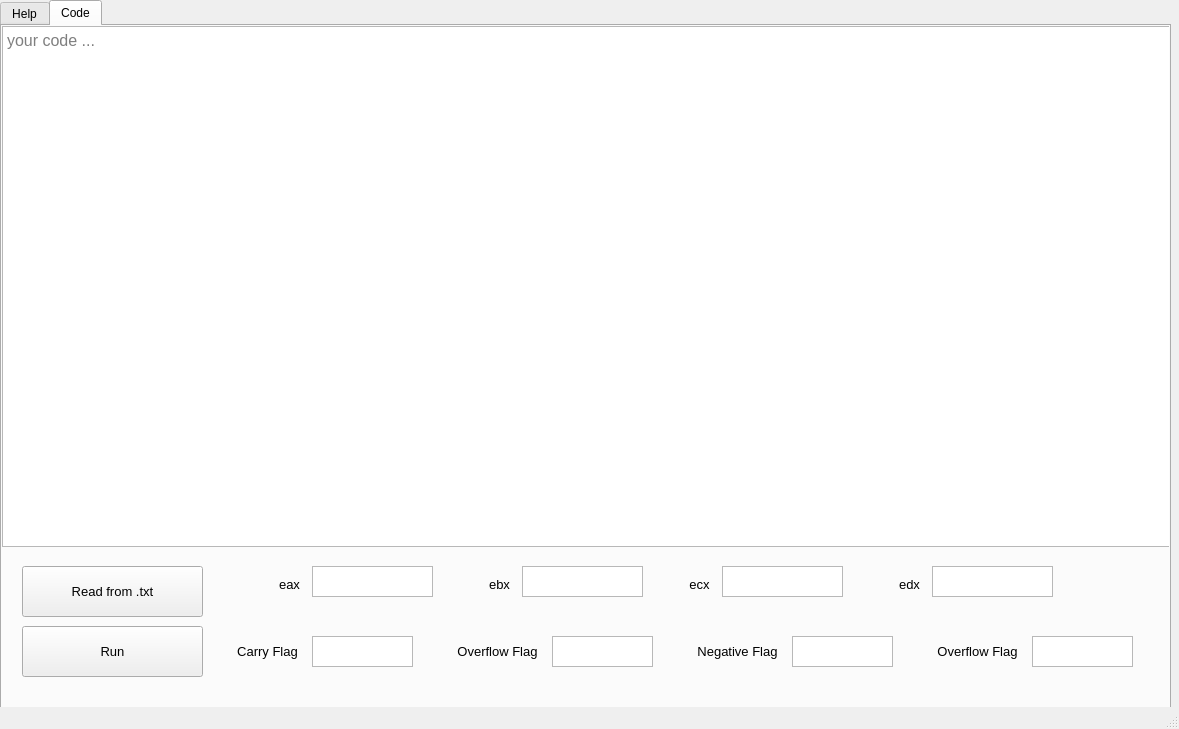
Qt form gui/graphic.ui (MohsenRazavi/psudo-assembler) before a commit.
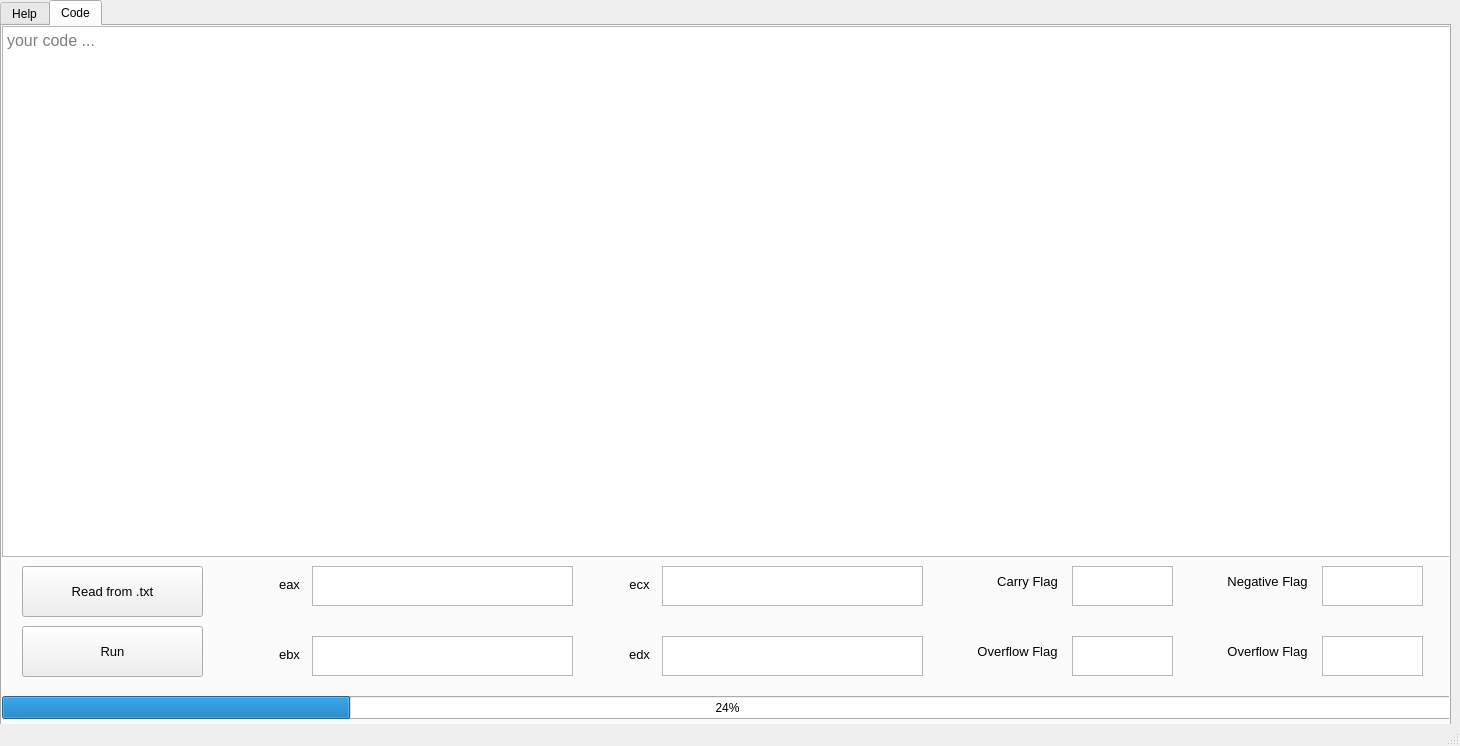
The same form after that commit.

```diff
--- a/gui/graphic.ui
+++ b/gui/graphic.ui
@@ -6,8 +6,8 @@
    <rect>
     <x>0</x>
     <y>0</y>
-    <width>1179</width>
-    <height>729</height>
+    <width>1460</width>
+    <height>746</height>
    </rect>
   </property>
   <property name="windowTitle">
@@ -19,8 +19,8 @@
      <rect>
       <x>0</x>
       <y>0</y>
-      <width>1171</width>
-      <height>731</height>
+      <width>1451</width>
+      <height>741</height>
      </rect>
     </property>
     <property name="currentIndex">
@@ -35,8 +35,8 @@
        <rect>
         <x>0</x>
         <y>0</y>
-        <width>1171</width>
-        <height>681</height>
+        <width>1451</width>
+        <height>701</height>
        </rect>
       </property>
       <property name="placeholderText">
@@ -48,13 +48,13 @@
      <attribute name="title">
       <string>Code</string>
      </attribute>
-     <widget class="QPlainTextEdit" name="plainTextEdit">
+     <widget class="QPlainTextEdit" name="mainEditor">
       <property name="geometry">
        <rect>
         <x>0</x>
         <y>0</y>
-        <width>1171</width>
-        <height>521</height>
+        <width>1451</width>
+        <height>531</height>
        </rect>
       </property>
       <property name="font">
@@ -93,83 +93,68 @@
        <rect>
         <x>310</x>
         <y>540</y>
-        <width>121</width>
-        <height>31</height>
+        <width>261</width>
+        <height>40</height>
        </rect>
       </property>
+      <property name="font">
+       <font>
+        <pointsize>10</pointsize>
+       </font>
+      </property>
       <property name="documentTitle">
        <string/>
       </property>
+      <property name="html">
+       <string>&lt;!DOCTYPE HTML PUBLIC &quot;-//W3C//DTD HTML 4.0//EN&quot; &quot;http://www.w3.org/TR/REC-html40/strict.dtd&quot;&gt;
+&lt;html&gt;&lt;head&gt;&lt;meta name=&quot;qrichtext&quot; content=&quot;1&quot; /&gt;&lt;style type=&quot;text/css&quot;&gt;
+p, li { white-space: pre-wrap; }
+&lt;/style&gt;&lt;/head&gt;&lt;body style=&quot; font-family:'MS Shell Dlg 2'; font-size:10pt; font-weight:400; font-style:normal;&quot;&gt;
+&lt;p style=&quot;-qt-paragraph-type:empty; margin-top:0px; margin-bottom:0px; margin-left:0px; margin-right:0px; -qt-block-indent:0; text-indent:0px;&quot;&gt;&lt;br /&gt;&lt;/p&gt;&lt;/body&gt;&lt;/html&gt;</string>
+      </property>
+      <property name="placeholderText">
+       <string/>
+      </property>
      </widget>
-     <widget class="QTextBrowser" name="carry_flag_value">
+     <widget class="QTextBrowser" name="ebx_value">
       <property name="geometry">
        <rect>
         <x>310</x>
         <y>610</y>
-        <width>101</width>
-        <height>31</height>
-       </rect>
-      </property>
-     </widget>
-     <widget class="QTextBrowser" name="ebx_vlue">
-      <property name="geometry">
-       <rect>
-        <x>520</x>
-        <y>540</y>
-        <width>121</width>
-        <height>31</height>
-       </rect>
-      </property>
-     </widget>
-     <widget class="QTextBrowser" name="zero_flag_value">
-      <property name="geometry">
-       <rect>
-        <x>550</x>
-        <y>610</y>
-        <width>101</width>
-        <height>31</height>
+        <width>261</width>
+        <height>40</height>
        </rect>
       </property>
      </widget>
      <widget class="QTextBrowser" name="ecx_value">
       <property name="geometry">
        <rect>
-        <x>720</x>
+        <x>660</x>
         <y>540</y>
-        <width>121</width>
-        <height>31</height>
-       </rect>
-      </property>
-     </widget>
-     <widget class="QTextBrowser" name="negative_flag_value">
-      <property name="geometry">
-       <rect>
-        <x>790</x>
-        <y>610</y>
-        <width>101</width>
-        <height>31</height>
-       </rect>
-      </property>
-     </widget>
-     <widget class="QTextBrowser" name="overflow_flag_value">
-      <property name="geometry">
-       <rect>
-        <x>1030</x>
-        <y>610</y>
-        <width>101</width>
-        <height>31</height>
+        <width>261</width>
+        <height>40</height>
        </rect>
       </property>
      </widget>
      <widget class="QTextBrowser" name="edx_value">
       <property name="geometry">
        <rect>
-        <x>930</x>
-        <y>540</y>
-        <width>121</width>
-        <height>31</height>
+        <x>660</x>
+        <y>610</y>
+        <width>261</width>
+        <height>40</height>
        </rect>
       </property>
+      <property name="markdown">
+       <string/>
+      </property>
+      <property name="html">
+       <string>&lt;!DOCTYPE HTML PUBLIC &quot;-//W3C//DTD HTML 4.0//EN&quot; &quot;http://www.w3.org/TR/REC-html40/strict.dtd&quot;&gt;
+&lt;html&gt;&lt;head&gt;&lt;meta name=&quot;qrichtext&quot; content=&quot;1&quot; /&gt;&lt;style type=&quot;text/css&quot;&gt;
+p, li { white-space: pre-wrap; }
+&lt;/style&gt;&lt;/head&gt;&lt;body style=&quot; font-family:'MS Shell Dlg 2'; font-size:7.8pt; font-weight:400; font-style:normal;&quot;&gt;
+&lt;p style=&quot;-qt-paragraph-type:empty; margin-top:0px; margin-bottom:0px; margin-left:0px; margin-right:0px; -qt-block-indent:0; text-indent:0px;&quot;&gt;&lt;br /&gt;&lt;/p&gt;&lt;/body&gt;&lt;/html&gt;</string>
+      </property>
      </widget>
      <widget class="QLabel" name="eax_label">
       <property name="geometry">
@@ -195,8 +180,8 @@
      <widget class="QLabel" name="ebx_label">
       <property name="geometry">
        <rect>
-        <x>470</x>
-        <y>550</y>
+        <x>260</x>
+        <y>620</y>
         <width>55</width>
         <height>16</height>
        </rect>
@@ -216,7 +201,7 @@
      <widget class="QLabel" name="ecx_label">
       <property name="geometry">
        <rect>
-        <x>670</x>
+        <x>610</x>
         <y>550</y>
         <width>55</width>
         <height>16</height>
@@ -237,8 +222,8 @@
      <widget class="QLabel" name="edx_label">
       <property name="geometry">
        <rect>
-        <x>880</x>
-        <y>550</y>
+        <x>610</x>
+        <y>620</y>
         <width>55</width>
         <height>16</height>
        </rect>
@@ -255,12 +240,33 @@
        <set>Qt::AlignCenter</set>
       </property>
      </widget>
-     <widget class="QLabel" name="carry_flag_label">
+     <widget class="QPushButton" name="read_from_file_button">
       <property name="geometry">
        <rect>
-        <x>220</x>
+        <x>20</x>
+        <y>540</y>
+        <width>181</width>
+        <height>51</height>
+       </rect>
+      </property>
+      <property name="font">
+       <font>
+        <pointsize>10</pointsize>
+       </font>
+      </property>
+      <property name="text">
+       <string>Read from .txt</string>
+      </property>
+      <property name="autoRepeatInterval">
+       <number>100</number>
+      </property>
+     </widget>
+     <widget class="QLabel" name="overflow_flag_label_2">
+      <property name="geometry">
+       <rect>
+        <x>1210</x>
         <y>610</y>
-        <width>91</width>
+        <width>111</width>
         <height>31</height>
        </rect>
       </property>
@@ -270,16 +276,26 @@
        </font>
       </property>
       <property name="text">
-       <string>Carry Flag</string>
+       <string>Overflow Flag</string>
       </property>
       <property name="alignment">
        <set>Qt::AlignCenter</set>
       </property>
      </widget>
+     <widget class="QTextBrowser" name="negative_flag_value">
+      <property name="geometry">
+       <rect>
+        <x>1320</x>
+        <y>540</y>
+        <width>101</width>
+        <height>40</height>
+       </rect>
+      </property>
+     </widget>
      <widget class="QLabel" name="overflow_flag_label">
       <property name="geometry">
        <rect>
-        <x>440</x>
+        <x>960</x>
         <y>610</y>
         <width>111</width>
         <height>31</height>
@@ -297,11 +313,31 @@
        <set>Qt::AlignCenter</set>
       </property>
      </widget>
+     <widget class="QTextBrowser" name="zero_flag_value">
+      <property name="geometry">
+       <rect>
+        <x>1070</x>
+        <y>610</y>
+        <width>101</width>
+        <height>40</height>
+       </rect>
+      </property>
+     </widget>
+     <widget class="QTextBrowser" name="overflow_flag_value">
+      <property name="geometry">
+       <rect>
+        <x>1320</x>
+        <y>610</y>
+        <width>101</width>
+        <height>40</height>
+       </rect>
+      </property>
+     </widget>
      <widget class="QLabel" name="negative_flag_label">
       <property name="geometry">
        <rect>
-        <x>680</x>
-        <y>610</y>
+        <x>1210</x>
+        <y>540</y>
         <width>111</width>
         <height>31</height>
        </rect>
@@ -318,12 +354,12 @@
        <set>Qt::AlignCenter</set>
       </property>
      </widget>
-     <widget class="QLabel" name="overflow_flag_label_2">
+     <widget class="QLabel" name="carry_flag_label">
       <property name="geometry">
        <rect>
-        <x>920</x>
-        <y>610</y>
-        <width>111</width>
+        <x>980</x>
+        <y>540</y>
+        <width>91</width>
         <height>31</height>
        </rect>
       </property>
@@ -333,31 +369,33 @@
        </font>
       </property>
       <property name="text">
-       <string>Overflow Flag</string>
+       <string>Carry Flag</string>
       </property>
       <property name="alignment">
        <set>Qt::AlignCenter</set>
       </property>
      </widget>
-     <widget class="QPushButton" name="read_from_file_button">
+     <widget class="QTextBrowser" name="carry_flag_value">
       <property name="geometry">
        <rect>
-        <x>20</x>
+        <x>1070</x>
         <y>540</y>
-        <width>181</width>
-        <height>51</height>
+        <width>101</width>
+        <height>40</height>
        </rect>
       </property>
-      <property name="font">
-       <font>
-        <pointsize>10</pointsize>
-       </font>
+     </widget>
+     <widget class="QProgressBar" name="progress">
+      <property name="geometry">
+       <rect>
+        <x>0</x>
+        <y>670</y>
+        <width>1451</width>
+        <height>23</height>
+       </rect>
       </property>
-      <property name="text">
-       <string>Read from .txt</string>
-      </property>
-      <property name="autoRepeatInterval">
-       <number>100</number>
+      <property name="value">
+       <number>24</number>
       </property>
      </widget>
     </widget>
```
